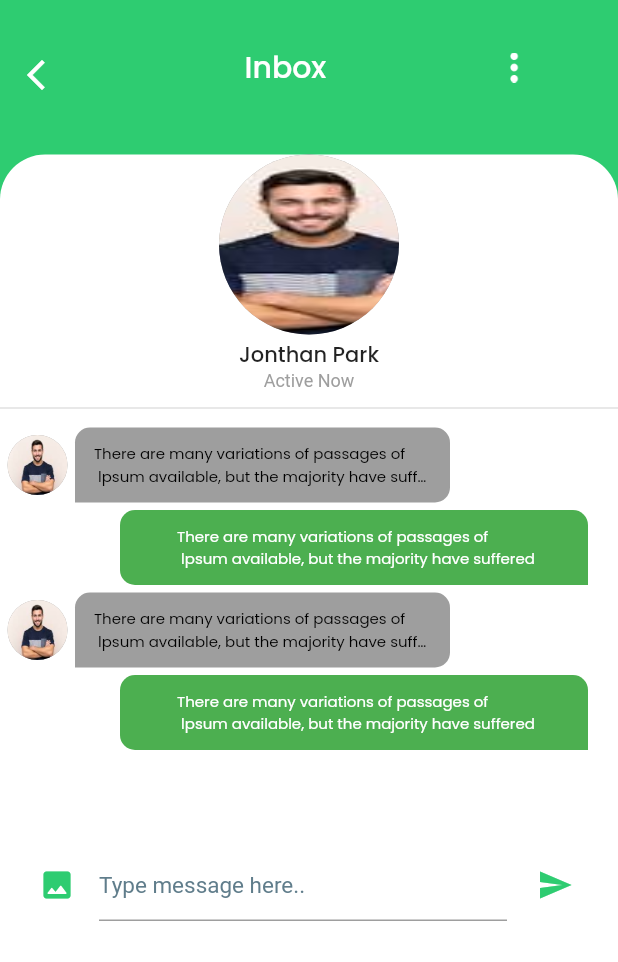
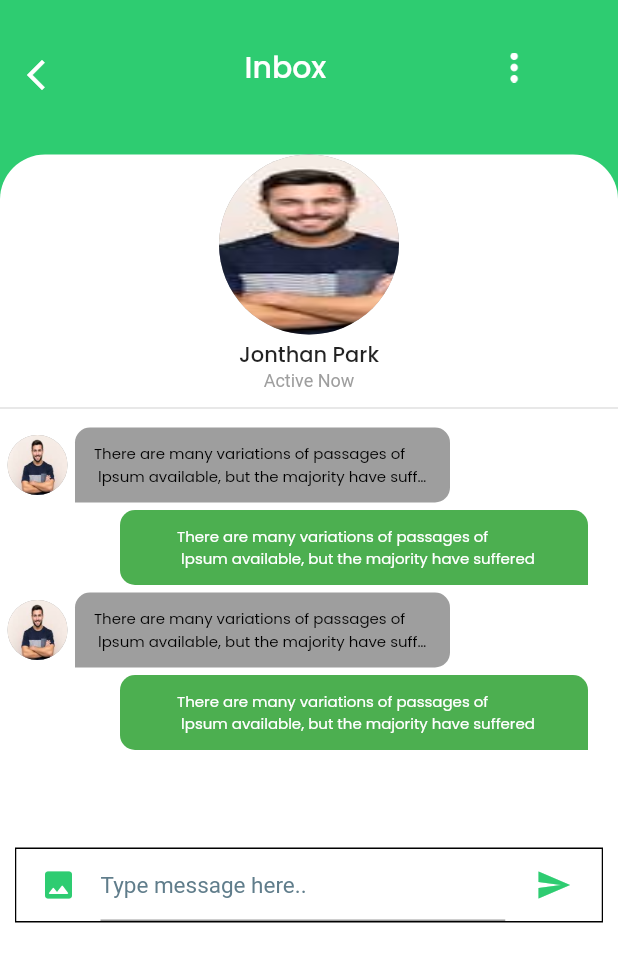
Before and after one commit to himaxisakariya/uidesign, a Flutter app: the Chat_Screen screen opened directly, on a phone screen of 412 x 824 dp. Shown: the top 962 px of the screen. Run offline on Flutter 3.47's test engine with Material 2 defaults, Android fonts, the phone set to English and light mode, and no system bars; our stand-ins replace animated_bottom_navigation_bar, dotted_border, dropdown_textfield, google_fonts, google_maps_flutter, image_picker and 1 more; missing offline and left inert: country_pickers, video_thumbnail.

Commit message:
Commit Initaial

```diff
--- a/lib/screens/message/chat_screen.dart
+++ b/lib/screens/message/chat_screen.dart
@@ -230,7 +230,9 @@ class _Chat_ScreenState extends State<Chat_Screen> {
                       margin: const EdgeInsets.symmetric(horizontal: 10),
                       decoration:
                       BoxDecoration(
-                          borderRadius: BorderRadius.circular(5),
+                        border: Border.all(color: Colors.black,style: BorderStyle.solid,width: 1.0),
+                          color: Colors.transparent,
+                          //borderRadius: BorderRadius.circular(30),
                           ),
                       child: Row(
                         crossAxisAlignment: CrossAxisAlignment.center,
```
